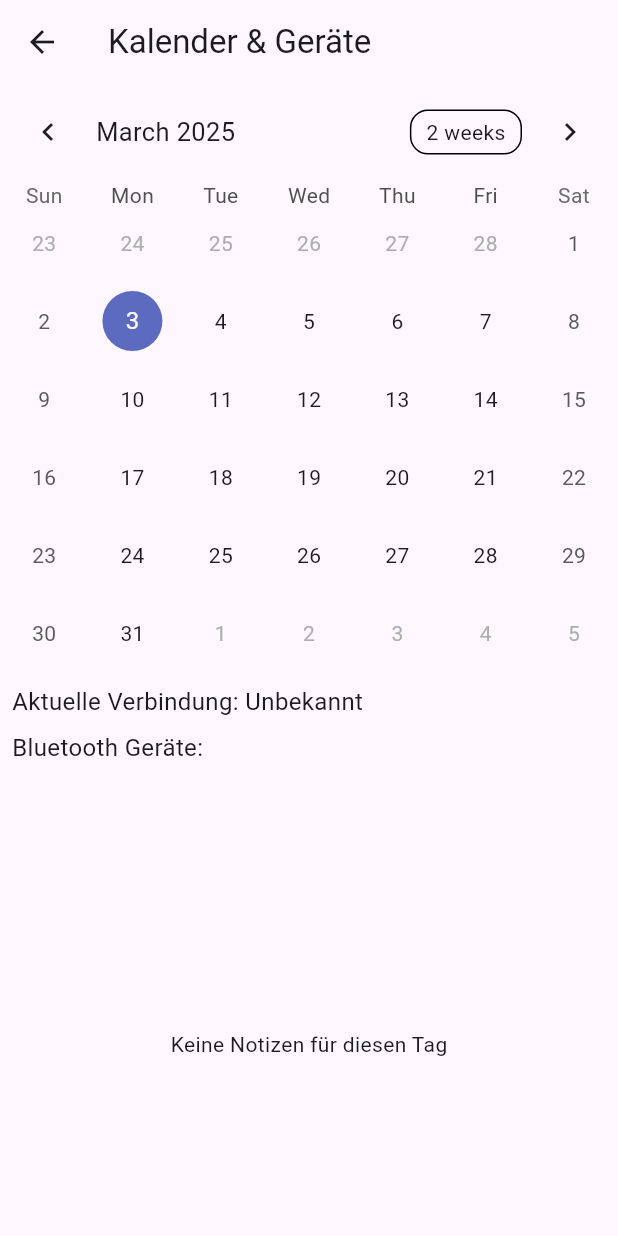
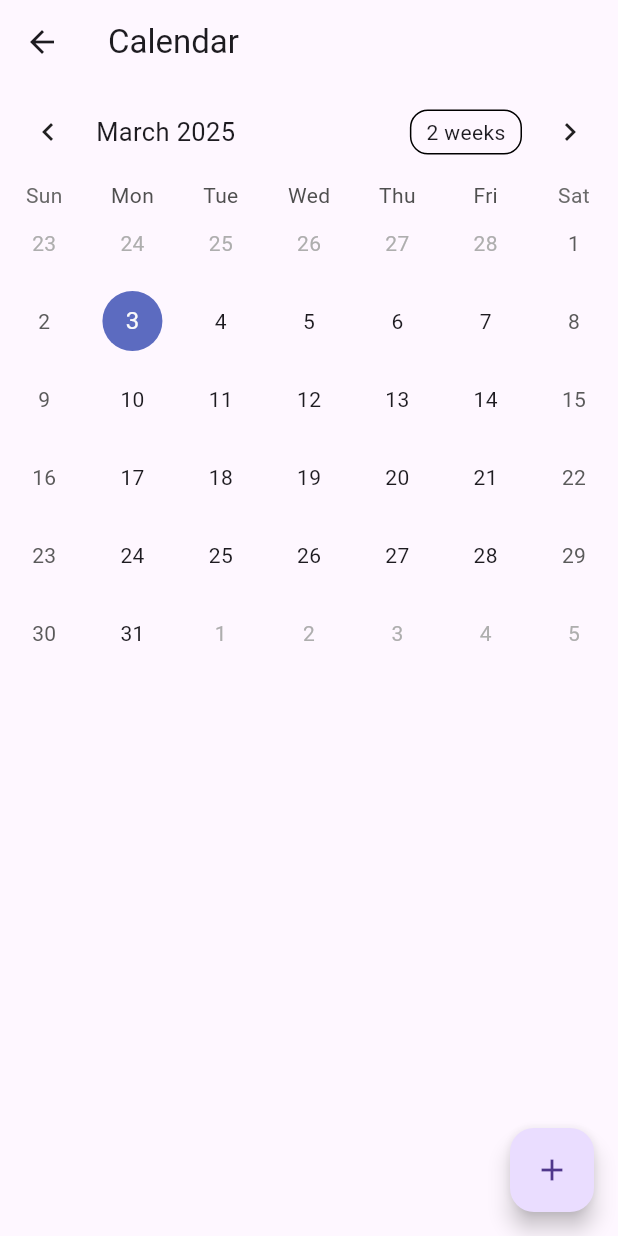
Before and after one commit to what256/NoteDienst, a Flutter app: the CalendarPage screen opened directly, on a phone screen of 412 x 824 dp. Run offline on Flutter 3.47's test engine with Material 3 defaults, Android fonts, the phone set to English and light mode, and no system bars; drawn by our look-alikes of table_calendar; our stand-ins replace geolocator, speech_to_text.

Commit message:
Update calendar_page.dart

```diff
--- a/lib/calendar_page.dart
+++ b/lib/calendar_page.dart
@@ -1,185 +1,132 @@
 import 'package:flutter/material.dart';
 import 'package:table_calendar/table_calendar.dart';
-import 'package:connectivity_plus/connectivity_plus.dart';
-import 'package:flutter_blue/flutter_blue.dart';
-import 'dart:async';
-
-import 'models/note.dart';
-import 'db/db_helper.dart';
+import 'package:intl/intl.dart';
+import 'package:note_dienst/models/note.dart';
+import 'package:note_dienst/db/db_helper.dart';
 
 class CalendarPage extends StatefulWidget {
+  const CalendarPage({Key? key}) : super(key: key);
+
   @override
   _CalendarPageState createState() => _CalendarPageState();
 }
 
 class _CalendarPageState extends State<CalendarPage> {
-  CalendarFormat _calendarFormat = CalendarFormat.month;
-  DateTime _focusedDay = DateTime.now();
-  DateTime? _selectedDay;
-  List<Note> _notes = [];
-  List<Note> _filteredNotes = [];
-  String _connectivityStatus = 'Unbekannt';
-  List<String> _bluetoothDevices = [];
-  StreamSubscription? _connectivitySubscription;
-  FlutterBlue _flutterBlue = FlutterBlue.instance;
-  StreamSubscription? _bluetoothSubscription;
+  late DateTime _selectedDay;
+  late DateTime _focusedDay;
+  late Map<DateTime, List<Note>> _events;
+  late List<Note> _selectedEvents;
 
   @override
   void initState() {
     super.initState();
-    _selectedDay = _focusedDay;
+    _selectedDay = DateTime.now();
+    _focusedDay = DateTime.now();
+    _events = {};
+    _selectedEvents = [];
     _loadNotes();
-    _initConnectivity();
-    _startBluetoothScan();
   }
 
-  @override
-  void dispose() {
-    _connectivitySubscription?.cancel();
-    _bluetoothSubscription?.cancel();
-    super.dispose();
-  }
+  void _loadNotes() async {
+    // Load notes from database
+    List<Note> allNotes = await DBHelper.instance.getNotes();
 
-  Future<void> _loadNotes() async {
-    List<Note> notes = await DBHelper.instance.getNotes();
+    // Group notes by date
+    Map<DateTime, List<Note>> events = {};
+
+    for (var note in allNotes) {
+      final date = DateTime(
+        note.date.year,
+        note.date.month,
+        note.date.day,
+      );
+
+      if (events[date] != null) {
+        events[date]!.add(note);
+      } else {
+        events[date] = [note];
+      }
+    }
+
     setState(() {
-      _notes = notes;
-      _filterNotes();
+      _events = events;
+      _selectedEvents = _getEventsForDay(_selectedDay);
     });
   }
 
-  void _filterNotes() {
-    if (_selectedDay != null) {
-      _filteredNotes = _notes.where((note) {
-        return note.timestamp.year == _selectedDay!.year &&
-            note.timestamp.month == _selectedDay!.month &&
-            note.timestamp.day == _selectedDay!.day;
-      }).toList();
-    } else {
-      _filteredNotes = _notes;
-    }
-  }
-
-  void _initConnectivity() {
-    Connectivity().checkConnectivity().then((result) {
-      _updateConnectivityStatus(result);
-    });
-    _connectivitySubscription = Connectivity().onConnectivityChanged.listen((result) {
-      _updateConnectivityStatus(result);
-    });
-  }
-
-  void _updateConnectivityStatus(ConnectivityResult result) {
-    setState(() {
-      switch (result) {
-        case ConnectivityResult.wifi:
-          _connectivityStatus = 'WLAN';
-          break;
-        case ConnectivityResult.mobile:
-          _connectivityStatus = 'Mobile Daten';
-          break;
-        case ConnectivityResult.none:
-          _connectivityStatus = 'Keine Verbindung';
-          break;
-        default:
-          _connectivityStatus = 'Unbekannt';
-          break;
-      }
-    });
-  }
-
-  void _startBluetoothScan() {
-    _bluetoothDevices.clear();
-    _bluetoothSubscription = _flutterBlue.scan(timeout: Duration(seconds: 5)).listen((result) {
-      setState(() {
-        String deviceName = result.device.name;
-        if (deviceName.isEmpty) deviceName = result.device.id.toString();
-        if (!_bluetoothDevices.contains(deviceName)) {
-          _bluetoothDevices.add(deviceName);
-        }
-      });
-    }, onDone: () {
-      _flutterBlue.stopScan();
-    });
+  List<Note> _getEventsForDay(DateTime day) {
+    final normalizedDay = DateTime(day.year, day.month, day.day);
+    return _events[normalizedDay] ?? [];
   }
 
   @override
   Widget build(BuildContext context) {
     return Scaffold(
       appBar: AppBar(
-        title: Text('Kalender & Geräte'),
+        title: Text('Calendar'),
       ),
       body: Column(
         children: [
           TableCalendar(
-            firstDay: DateTime(2000, 1, 1),
-            lastDay: DateTime(2100, 12, 31),
+            firstDay: DateTime.utc(2020, 1, 1),
+            lastDay: DateTime.utc(2030, 12, 31),
             focusedDay: _focusedDay,
-            calendarFormat: _calendarFormat,
+            calendarFormat: CalendarFormat.month,
+            eventLoader: _getEventsForDay,
             selectedDayPredicate: (day) {
               return isSameDay(_selectedDay, day);
             },
-            onDaySelected: (selected, focused) {
+            onDaySelected: (selectedDay, focusedDay) {
               setState(() {
-                _selectedDay = selected;
-                _focusedDay = focused;
-                _filterNotes();
+                _selectedDay = selectedDay;
+                _focusedDay = focusedDay;
+                _selectedEvents = _getEventsForDay(selectedDay);
               });
             },
-            onFormatChanged: (format) {
-              setState(() {
-                _calendarFormat = format;
-              });
+            onPageChanged: (focusedDay) {
+              _focusedDay = focusedDay;
             },
+            calendarStyle: CalendarStyle(
+              markersMaxCount: 3,
+              markerDecoration: BoxDecoration(
+                color: Theme.of(context).primaryColor,
+                shape: BoxShape.circle,
+              ),
+            ),
           ),
-          Padding(
-            padding: const EdgeInsets.all(8.0),
-            child: Column(
-              crossAxisAlignment: CrossAxisAlignment.start,
-              children: [
-                Text('Aktuelle Verbindung: $_connectivityStatus', style: TextStyle(fontSize: 16)),
-                SizedBox(height: 8),
-                Text('Bluetooth Geräte:', style: TextStyle(fontSize: 16)),
-                Container(
-                  height: 50,
-                  child: ListView.builder(
-                    scrollDirection: Axis.horizontal,
-                    itemCount: _bluetoothDevices.length,
-                    itemBuilder: (context, index) {
-                      return Container(
-                        margin: EdgeInsets.symmetric(horizontal: 8),
-                        padding: EdgeInsets.all(8),
-                        decoration: BoxDecoration(
-                            color: Colors.blueAccent,
-                            borderRadius: BorderRadius.circular(8)),
-                        child: Text(_bluetoothDevices[index], style: TextStyle(color: Colors.white)),
-                      );
+          const SizedBox(height: 8.0),
+          Expanded(
+            child: ListView.builder(
+              itemCount: _selectedEvents.length,
+              itemBuilder: (context, index) {
+                final note = _selectedEvents[index];
+                return Card(
+                  margin: const EdgeInsets.symmetric(
+                    horizontal: 12.0,
+                    vertical: 4.0,
+                  ),
+                  child: ListTile(
+                    title: Text(note.title),
+                    subtitle: Text(note.content),
+                    trailing: Text(
+                      DateFormat.Hm().format(note.date),
+                    ),
+                    onTap: () {
+                      // Handle note tap
                     },
                   ),
-                ),
-              ],
-            ),
-          ),
-          Expanded(
-            child: AnimatedSwitcher(
-              duration: Duration(milliseconds: 500),
-              child: _filteredNotes.isEmpty
-                  ? Center(child: Text('Keine Notizen für diesen Tag'))
-                  : ListView.builder(
-                      key: ValueKey(_filteredNotes.length),
-                      itemCount: _filteredNotes.length,
-                      itemBuilder: (context, index) {
-                        Note note = _filteredNotes[index];
-                        return ListTile(
-                          title: Text(note.content),
-                          subtitle: Text(note.timestamp.toIso8601String()),
-                        );
-                      },
-                    ),
+                );
+              },
             ),
           ),
         ],
       ),
+      floatingActionButton: FloatingActionButton(
+        child: Icon(Icons.add),
+        onPressed: () {
+          // Handle add note
+        },
+      ),
     );
   }
 }
```
